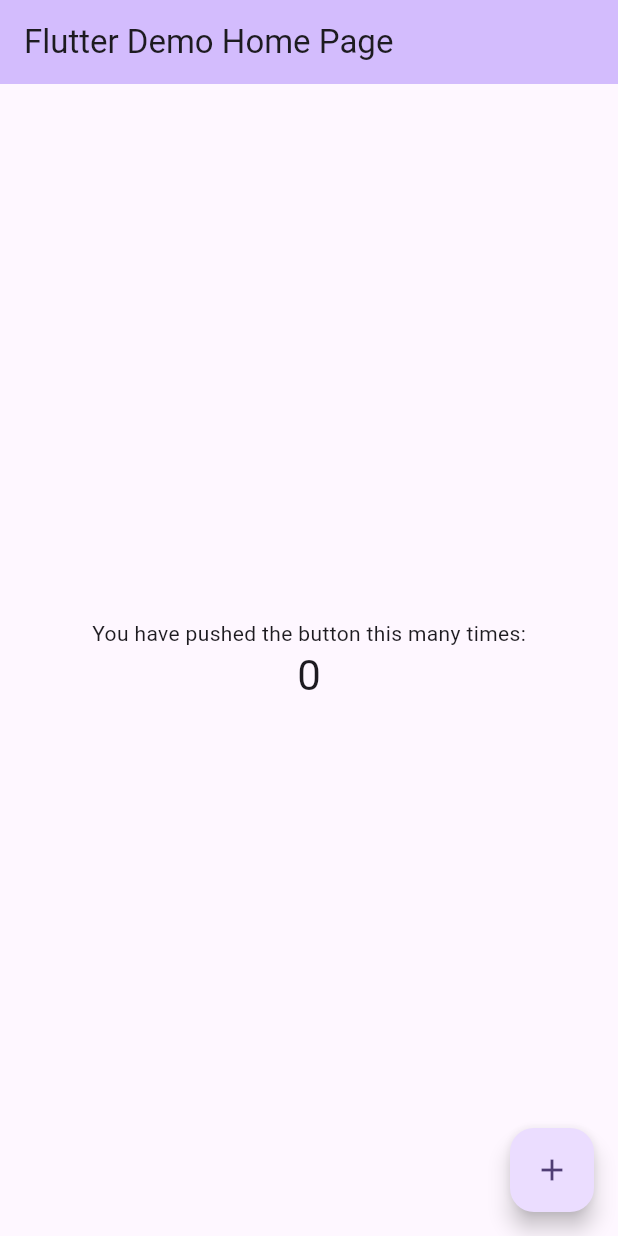
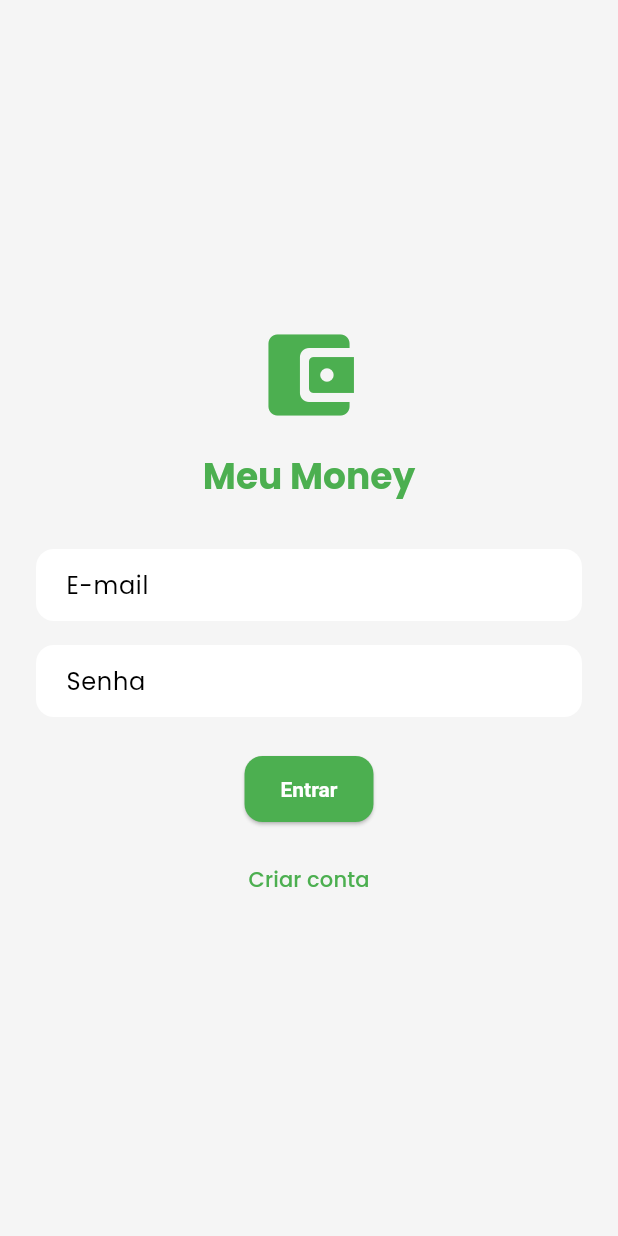
Before and after one commit to mtzcode/meu_money, a Flutter app: the screen it shows after launch, on a phone screen of 412 x 824 dp. Run offline on Flutter 3.47's test engine with Material 3 defaults, Android fonts, the light colour scheme and no system bars; our stand-ins replace firebase_auth, firebase_core, google_fonts; accounts and stored records are empty.

Commit message:
✨ Desenv tela de login, registro e home. Ajuste identidade visual

```diff
--- a/lib/main.dart
+++ b/lib/main.dart
@@ -1,122 +1,64 @@
 import 'package:flutter/material.dart';
+import 'package:firebase_core/firebase_core.dart';
+import 'package:google_fonts/google_fonts.dart';
 
-void main() {
+import 'firebase_options.dart';
+import 'screens/login_screen.dart';
+import 'screens/home_screen.dart';
+
+void main() async {
+  WidgetsFlutterBinding.ensureInitialized();
+  await Firebase.initializeApp(options: DefaultFirebaseOptions.currentPlatform);
+
   runApp(const MyApp());
 }
 
 class MyApp extends StatelessWidget {
   const MyApp({super.key});
 
-  // This widget is the root of your application.
   @override
   Widget build(BuildContext context) {
     return MaterialApp(
-      title: 'Flutter Demo',
+      title: 'Meu Money',
+      debugShowCheckedModeBanner: false,
       theme: ThemeData(
-        // This is the theme of your application.
-        //
-        // TRY THIS: Try running your application with "flutter run". You'll see
-        // the application has a purple toolbar. Then, without quitting the app,
-        // try changing the seedColor in the colorScheme below to Colors.green
-        // and then invoke "hot reload" (save your changes or press the "hot
-        // reload" button in a Flutter-supported IDE, or press "r" if you used
-        // the command line to start the app).
-        //
-        // Notice that the counter didn't reset back to zero; the application
-        // state is not lost during the reload. To reset the state, use hot
-        // restart instead.
-        //
-        // This works for code too, not just values: Most code changes can be
-        // tested with just a hot reload.
-        colorScheme: ColorScheme.fromSeed(seedColor: Colors.deepPurple),
+        scaffoldBackgroundColor: const Color(0xFFF5F5F5),
+        primaryColor: const Color(0xFF4CAF50),
+        colorScheme: ColorScheme.fromSwatch().copyWith(
+          primary: const Color(0xFF4CAF50),
+          secondary: const Color(0xFF81C784),
+          error: const Color(0xFFD32F2F),
+        ),
+        textTheme: GoogleFonts.poppinsTextTheme(Theme.of(context).textTheme),
+        elevatedButtonTheme: ElevatedButtonThemeData(
+          style: ElevatedButton.styleFrom(
+            backgroundColor: const Color(0xFF4CAF50),
+            foregroundColor: Colors.white,
+            textStyle: const TextStyle(fontWeight: FontWeight.bold),
+            padding: const EdgeInsets.symmetric(horizontal: 24, vertical: 14),
+            shape: RoundedRectangleBorder(
+              borderRadius: BorderRadius.circular(12),
+            ),
+          ),
+        ),
+        inputDecorationTheme: InputDecorationTheme(
+          filled: true,
+          fillColor: Colors.white,
+          contentPadding: const EdgeInsets.symmetric(
+            horizontal: 16,
+            vertical: 12,
+          ),
+          border: OutlineInputBorder(
+            borderRadius: BorderRadius.circular(12),
+            borderSide: BorderSide.none,
+          ),
+        ),
       ),
-      home: const MyHomePage(title: 'Flutter Demo Home Page'),
+      initialRoute: '/',
+      routes: {
+        '/': (context) => const LoginScreen(),
+        '/home': (context) => const HomeScreen(),
+      },
     );
   }
 }
-
-class MyHomePage extends StatefulWidget {
-  const MyHomePage({super.key, required this.title});
-
-  // This widget is the home page of your application. It is stateful, meaning
-  // that it has a State object (defined below) that contains fields that affect
-  // how it looks.
-
-  // This class is the configuration for the state. It holds the values (in this
-  // case the title) provided by the parent (in this case the App widget) and
-  // used by the build method of the State. Fields in a Widget subclass are
-  // always marked "final".
-
-  final String title;
-
-  @override
-  State<MyHomePage> createState() => _MyHomePageState();
-}
-
-class _MyHomePageState extends State<MyHomePage> {
-  int _counter = 0;
-
-  void _incrementCounter() {
-    setState(() {
-      // This call to setState tells the Flutter framework that something has
-      // changed in this State, which causes it to rerun the build method below
-      // so that the display can reflect the updated values. If we changed
-      // _counter without calling setState(), then the build method would not be
-      // called again, and so nothing would appear to happen.
-      _counter++;
-    });
-  }
-
-  @override
-  Widget build(BuildContext context) {
-    // This method is rerun every time setState is called, for instance as done
-    // by the _incrementCounter method above.
-    //
-    // The Flutter framework has been optimized to make rerunning build methods
-    // fast, so that you can just rebuild anything that needs updating rather
-    // than having to individually change instances of widgets.
-    return Scaffold(
-      appBar: AppBar(
-        // TRY THIS: Try changing the color here to a specific color (to
-        // Colors.amber, perhaps?) and trigger a hot reload to see the AppBar
-        // change color while the other colors stay the same.
-        backgroundColor: Theme.of(context).colorScheme.inversePrimary,
-        // Here we take the value from the MyHomePage object that was created by
-        // the App.build method, and use it to set our appbar title.
-        title: Text(widget.title),
-      ),
-      body: Center(
-        // Center is a layout widget. It takes a single child and positions it
-        // in the middle of the parent.
-        child: Column(
-          // Column is also a layout widget. It takes a list of children and
-          // arranges them vertically. By default, it sizes itself to fit its
-          // children horizontally, and tries to be as tall as its parent.
-          //
-          // Column has various properties to control how it sizes itself and
-          // how it positions its children. Here we use mainAxisAlignment to
-          // center the children vertically; the main axis here is the vertical
-          // axis because Columns are vertical (the cross axis would be
-          // horizontal).
-          //
-          // TRY THIS: Invoke "debug painting" (choose the "Toggle Debug Paint"
-          // action in the IDE, or press "p" in the console), to see the
-          // wireframe for each widget.
-          mainAxisAlignment: MainAxisAlignment.center,
-          children: <Widget>[
-            const Text('You have pushed the button this many times:'),
-            Text(
-              '$_counter',
-              style: Theme.of(context).textTheme.headlineMedium,
-            ),
-          ],
-        ),
-      ),
-      floatingActionButton: FloatingActionButton(
-        onPressed: _incrementCounter,
-        tooltip: 'Increment',
-        child: const Icon(Icons.add),
-      ), // This trailing comma makes auto-formatting nicer for build methods.
-    );
-  }
-}
--- /dev/null
+++ b/lib/screens/login_screen.dart
@@ -0,0 +1,116 @@
+import 'package:flutter/material.dart';
+import 'package:firebase_auth/firebase_auth.dart';
+import 'register_screen.dart';
+import '../utils/firebase_errors.dart';
+
+
+class LoginScreen extends StatefulWidget {
+  const LoginScreen({super.key});
+
+  @override
+  State<LoginScreen> createState() => _LoginScreenState();
+}
+
+class _LoginScreenState extends State<LoginScreen> {
+  final emailController = TextEditingController();
+  final passwordController = TextEditingController();
+  final auth = FirebaseAuth.instance;
+
+  bool isLoading = false;
+  String? error;
+
+  Future<void> login() async {
+    setState(() {
+      isLoading = true;
+      error = null;
+    });
+
+    try {
+      await auth.signInWithEmailAndPassword(
+        email: emailController.text.trim(),
+        password: passwordController.text,
+      );
+      if (!mounted) return;
+      Navigator.pushReplacementNamed(context, '/home');
+    } on FirebaseAuthException catch (e) {
+      setState(() {
+        error = translateFirebaseError(e.code);
+      });
+    }
+
+    if (!mounted) return;
+
+    setState(() {
+      isLoading = false;
+    });
+  }
+
+  @override
+  Widget build(BuildContext context) {
+    return Scaffold(
+      body: SafeArea(
+        child: Center(
+          child: SingleChildScrollView(
+            padding: const EdgeInsets.all(24),
+            child: Column(
+              mainAxisAlignment: MainAxisAlignment.center,
+              children: [
+                const Icon(
+                  Icons.account_balance_wallet_rounded,
+                  size: 72,
+                  color: Color(0xFF4CAF50),
+                ),
+                const SizedBox(height: 16),
+                Text(
+                  'Meu Money',
+                  style: Theme.of(context).textTheme.headlineSmall?.copyWith(
+                    fontWeight: FontWeight.bold,
+                    color: Theme.of(context).primaryColor,
+                  ),
+                ),
+
+                const SizedBox(height: 32),
+                if (error != null) ...[
+                  Text(
+                    error!,
+                    style: TextStyle(
+                      color: Theme.of(context).colorScheme.error,
+                    ),
+                  ),
+                  const SizedBox(height: 12),
+                ],
+                TextField(
+                  controller: emailController,
+                  decoration: const InputDecoration(labelText: 'E-mail'),
+                ),
+                const SizedBox(height: 16),
+                TextField(
+                  controller: passwordController,
+                  decoration: const InputDecoration(labelText: 'Senha'),
+                  obscureText: true,
+                ),
+                const SizedBox(height: 24),
+                isLoading
+                    ? const CircularProgressIndicator()
+                    : ElevatedButton(
+                      onPressed: login,
+                      child: const Text('Entrar'),
+                    ),
+                const SizedBox(height: 12),
+                TextButton(
+                  onPressed: () {
+                    Navigator.push(
+                      context,
+                      MaterialPageRoute(builder: (_) => const RegisterScreen()),
+                    );
+                  },
+                  child: const Text('Criar conta'),
+                ),
+              ],
+            ),
+          ),
+        ),
+      ),
+    );
+  }
+}
--- /dev/null
+++ b/lib/utils/firebase_errors.dart
@@ -0,0 +1,20 @@
+String translateFirebaseError(String code) {
+  switch (code) {
+    case 'invalid-email':
+      return 'E-mail inválido.';
+    case 'user-disabled':
+      return 'Essa conta foi desativada.';
+    case 'user-not-found':
+      return 'Usuário não encontrado.';
+    case 'wrong-password':
+      return 'Senha incorreta.';
+    case 'email-already-in-use':
+      return 'Este e-mail já está em uso.';
+    case 'operation-not-allowed':
+      return 'Operação não permitida.';
+    case 'weak-password':
+      return 'A senha é muito fraca. Use pelo menos 6 caracteres.';
+    default:
+      return 'Erro desconhecido. Tente novamente.';
+  }
+}
--- a/pubspec.yaml
+++ b/pubspec.yaml
@@ -32,6 +32,7 @@ dependencies:
     sdk: flutter
   firebase_core: ^2.25.4
   firebase_auth: ^4.17.5
+  google_fonts: ^6.1.0
 
   # The following adds the Cupertino Icons font to your application.
   # Use with the CupertinoIcons class for iOS style icons.
```
Also changed, not shown: lib/screens/home_screen.dart (added, +43 -0 lines), lib/screens/register_screen.dart (added, +131 -0 lines), firebase.json (added), lib/firebase_options.dart (added), pubspec.lock, 4 other files.
